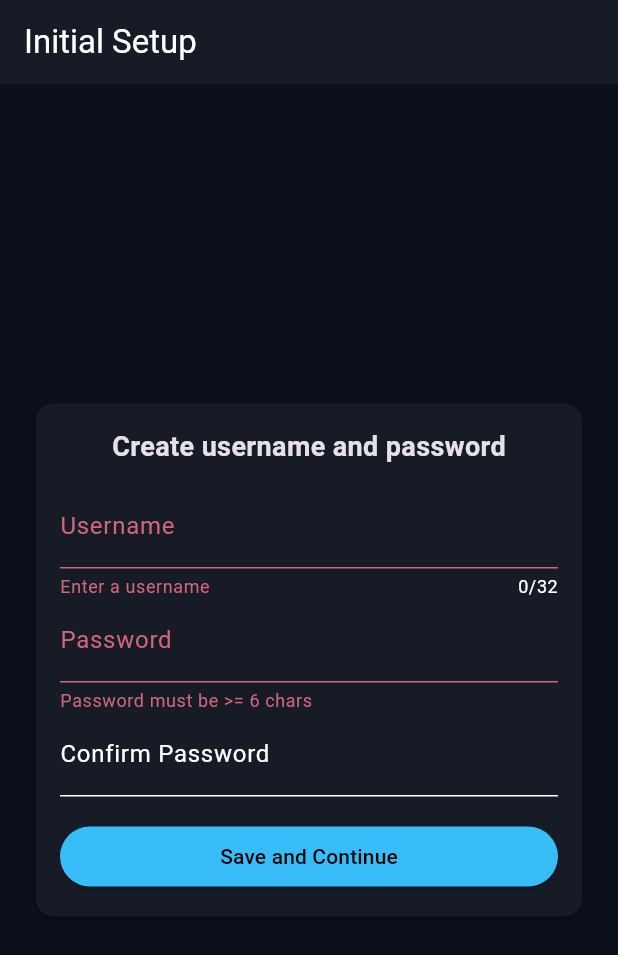
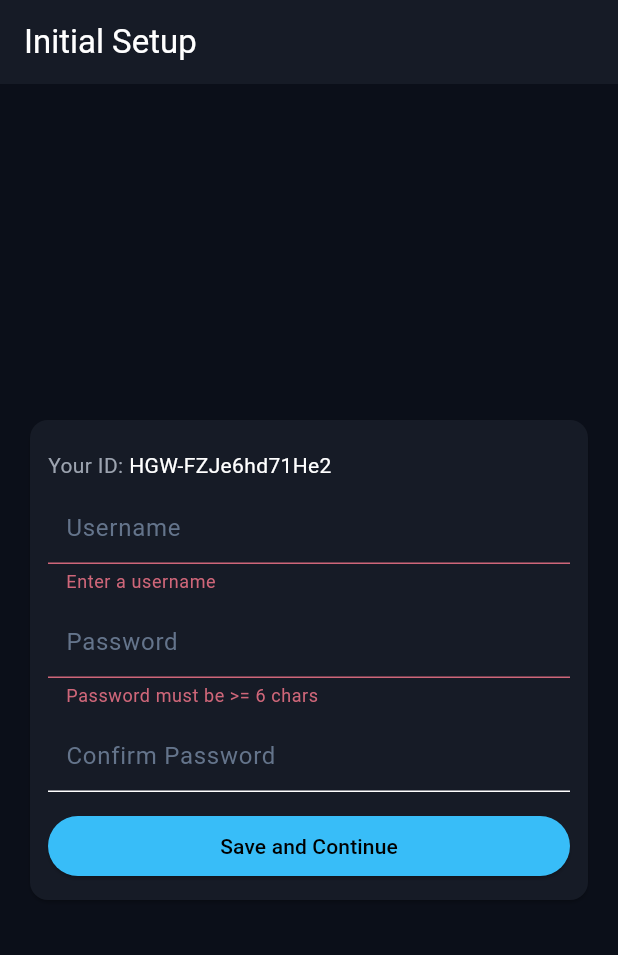
Before and after one commit to KabutoEbi/Mope, a Flutter app: the screen it shows after launch, after a tap on "Save and Continue", on a phone screen of 412 x 824 dp. Shown: the top 955 px of the screen. Run offline on Flutter 3.47's test engine with Material 3 defaults, Android fonts, the phone set to English and light mode, and no system bars; our stand-ins replace shared_preferences.

Commit message:
初回起動画面のUIを作った

```diff
--- a/lib/main.dart
+++ b/lib/main.dart
@@ -22,6 +22,7 @@ class Mope extends StatelessWidget {
           surface: Color(0xFF161B26),
         ),
       ),
+      // Development helper: set `forceShowSetup` true to always show setup on startup.
       home: FutureBuilder<bool>(
         future: _isSetup(),
         builder: (context, snapshot) {
@@ -29,7 +30,8 @@ class Mope extends StatelessWidget {
             return const Scaffold(body: Center(child: CircularProgressIndicator()));
           }
           final isSetup = snapshot.data ?? false;
-          return isSetup ? const AuthScreen() : const SetupScreen();
+          const bool forceShowSetup = true; // <-- set to false to restore normal behavior
+          return (!forceShowSetup && isSetup) ? const AuthScreen() : const SetupScreen();
         },
       ),
     );
--- a/lib/src/screens/AuthScreen.dart
+++ b/lib/src/screens/AuthScreen.dart
@@ -4,7 +4,7 @@ import 'package:crypto/crypto.dart';
 import 'package:flutter/material.dart';
 import 'package:shared_preferences/shared_preferences.dart';
 
-import 'ChatScreen.dart';
+import 'ChatHomeScreen.dart';
 import 'SetupScreen.dart';
 
 class AuthScreen extends StatefulWidget {
@@ -92,7 +92,7 @@ class _AuthScreenState extends State<AuthScreen> {
 			_passwordController.clear();
 			if (!mounted) return;
 			Navigator.of(context).pushReplacement(
-				MaterialPageRoute(builder: (context) => const ChatScreen()),
+				MaterialPageRoute(builder: (context) => const ChatHomeScreen()),
 			);
 			return;
 		}
--- a/lib/src/screens/SetupScreen.dart
+++ b/lib/src/screens/SetupScreen.dart
@@ -4,7 +4,7 @@ import 'dart:math';
 import 'package:crypto/crypto.dart';
 import 'package:flutter/material.dart';
 import 'package:shared_preferences/shared_preferences.dart';
-import 'ChatScreen.dart';
+import 'ChatHomeScreen.dart';
 
 class SetupScreen extends StatefulWidget {
   const SetupScreen({super.key});
@@ -19,8 +19,15 @@ class _SetupScreenState extends State<SetupScreen> {
   final TextEditingController _pwCtrl = TextEditingController();
   final TextEditingController _pwConfirmCtrl = TextEditingController();
   bool _saving = false;
+  String? _generatedId;
 
   String _generateSalt([int length = 16]) {
+    final rnd = Random.secure();
+    final bytes = List<int>.generate(length, (_) => rnd.nextInt(256));
+    return base64Url.encode(bytes);
+  }
+
+  String _generateId([int length = 12]) {
     final rnd = Random.secure();
     final bytes = List<int>.generate(length, (_) => rnd.nextInt(256));
     return base64Url.encode(bytes);
@@ -35,6 +42,24 @@ class _SetupScreenState extends State<SetupScreen> {
     return base64Url.encode(digest.bytes);
   }
 
+  @override
+  void initState() {
+    super.initState();
+    _initGeneratedId();
+  }
+
+  Future<void> _initGeneratedId() async {
+    final prefs = await SharedPreferences.getInstance();
+    final existing = prefs.getString('user_id');
+    if (existing != null) {
+      setState(() => _generatedId = existing);
+      return;
+    }
+    final id = _generateId();
+    await prefs.setString('user_id', id);
+    setState(() => _generatedId = id);
+  }
+
   Future<void> _saveCredentials() async {
     if (!_formKey.currentState!.validate()) return;
     setState(() => _saving = true);
@@ -43,14 +68,16 @@ class _SetupScreenState extends State<SetupScreen> {
     final username = _nameCtrl.text.trim();
     final salt = _generateSalt();
     final hash = _stretchHash(_pwCtrl.text, salt);
+    final id = _generatedId ?? _generateId();
 
     await prefs.setString('username', username);
     await prefs.setString('pw_salt', salt);
     await prefs.setString('pw_hash', hash);
+    await prefs.setString('user_id', id);
     await prefs.setBool('is_setup', true);
 
     if (!mounted) return;
-    Navigator.of(context).pushReplacement(MaterialPageRoute(builder: (_) => const ChatScreen()));
+    Navigator.of(context).pushReplacement(MaterialPageRoute(builder: (_) => const ChatHomeScreen()));
   }
 
   @override
@@ -59,51 +86,79 @@ class _SetupScreenState extends State<SetupScreen> {
       appBar: AppBar(title: const Text('Initial Setup'), backgroundColor: const Color(0xFF161B26)),
       body: Center(
         child: Padding(
-          padding: const EdgeInsets.all(20),
+          padding: const EdgeInsets.all(16),
           child: ConstrainedBox(
             constraints: const BoxConstraints(maxWidth: 480),
             child: Card(
               color: Theme.of(context).colorScheme.surface,
               child: Padding(
-                padding: const EdgeInsets.all(16),
+                padding: const EdgeInsets.all(12),
                 child: Form(
                   key: _formKey,
                   child: Column(
                     mainAxisSize: MainAxisSize.min,
+                    crossAxisAlignment: CrossAxisAlignment.stretch,
                     children: [
-                      const Text('Create username and password', style: TextStyle(fontSize: 18, fontWeight: FontWeight.bold)),
-                      const SizedBox(height: 12),
+                      const SizedBox(height: 8),
+                      if (_generatedId != null) ...[
+                        Row(
+                          crossAxisAlignment: CrossAxisAlignment.center,
+                          children: [
+                            const Text('Your ID: ', style: TextStyle(color: Color(0xFF9CA3AF))),
+                            Expanded(child: SelectableText(_generatedId!, style: const TextStyle(color: Colors.white))),
+                          ],
+                        ),
+                        const SizedBox(height: 8),
+                      ],
                       TextFormField(
                         controller: _nameCtrl,
-                        decoration: const InputDecoration(labelText: 'Username'),
+                        decoration: const InputDecoration(
+                          hintText: 'Username',
+                          hintStyle: TextStyle(color: Color(0xFF64748B)),
+                          isDense: true,
+                          counterText: '',
+                          contentPadding: EdgeInsets.symmetric(vertical: 12, horizontal: 12),
+                        ),
                         maxLength: 32,
                         validator: (v) => (v == null || v.trim().isEmpty) ? 'Enter a username' : null,
                       ),
+                      const SizedBox(height: 8),
                       TextFormField(
                         controller: _pwCtrl,
-                        decoration: const InputDecoration(labelText: 'Password'),
+                        decoration: const InputDecoration(
+                          hintText: 'Password',
+                          hintStyle: TextStyle(color: Color(0xFF64748B)),
+                          isDense: true,
+                          contentPadding: EdgeInsets.symmetric(vertical: 12, horizontal: 12),
+                        ),
                         obscureText: true,
                         validator: (v) {
                           if (v == null || v.length < 6) return 'Password must be >= 6 chars';
                           return null;
                         },
                       ),
+                      const SizedBox(height: 8),
                       TextFormField(
                         controller: _pwConfirmCtrl,
-                        decoration: const InputDecoration(labelText: 'Confirm Password'),
+                        decoration: const InputDecoration(
+                          hintText: 'Confirm Password',
+                          hintStyle: TextStyle(color: Color(0xFF64748B)),
+                          isDense: true,
+                          contentPadding: EdgeInsets.symmetric(vertical: 12, horizontal: 12),
+                        ),
                         obscureText: true,
                         validator: (v) {
                           if (v != _pwCtrl.text) return 'Passwords do not match';
                           return null;
                         },
                       ),
-                      const SizedBox(height: 16),
+                      const SizedBox(height: 12),
                       SizedBox(
                         width: double.infinity,
                         child: ElevatedButton(
                           onPressed: _saving ? null : _saveCredentials,
                           style: ElevatedButton.styleFrom(backgroundColor: const Color(0xFF38BDF8), foregroundColor: Colors.black),
-                          child: _saving ? const CircularProgressIndicator() : const Text('Save and Continue'),
+                          child: _saving ? const SizedBox(height: 20, width: 20, child: CircularProgressIndicator(strokeWidth: 2)) : const Text('Save and Continue'),
                         ),
                       )
                     ],
```
Also changed, not shown: lib/src/screens/ChatHomeScreen.dart (added, +18 -0 lines), lib/src/screens/ChatListScreen.dart (renamed from lib/src/screens/ConversationsScreen.dart, +4 -4 lines), lib/src/screens/ChatScreen.dart (+66 -5 lines), lib/src/screens/ConversationScreen.dart (deleted, +0 -79 lines).
